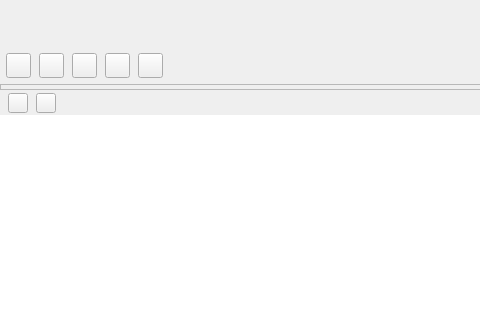
Old version of the form QT_QQ/QtQQ/QtQQ/TalkWindow.ui in the repository YangGuiTong/QtQQ; both pictures show x 0 to 480 and y 0 to 320 of the 880 by 439 pixel window.
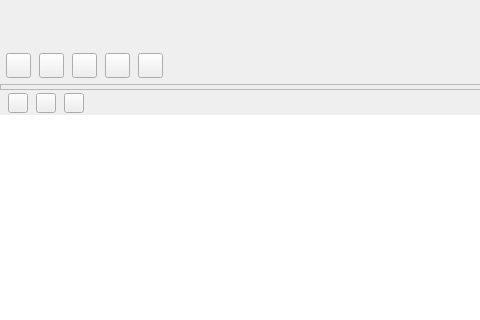
New version of the form. Custom widgets are drawn as their Qt base class.

The edit to the form file:
```diff
--- a/QT_QQ/QtQQ/QtQQ/TalkWindow.ui
+++ b/QT_QQ/QtQQ/QtQQ/TalkWindow.ui
@@ -621,6 +621,34 @@
              </property>
             </widget>
            </item>
+           <item>
+            <widget class="QPushButton" name="screenshotBtn">
+             <property name="sizePolicy">
+              <sizepolicy hsizetype="Fixed" vsizetype="Fixed">
+               <horstretch>0</horstretch>
+               <verstretch>0</verstretch>
+              </sizepolicy>
+             </property>
+             <property name="minimumSize">
+              <size>
+               <width>20</width>
+               <height>20</height>
+              </size>
+             </property>
+             <property name="maximumSize">
+              <size>
+               <width>20</width>
+               <height>20</height>
+              </size>
+             </property>
+             <property name="text">
+              <string/>
+             </property>
+             <property name="hasborder" stdset="0">
+              <bool>true</bool>
+             </property>
+            </widget>
+           </item>
            <item>
             <spacer name="horizontalSpacer_2">
              <property name="orientation">
```
